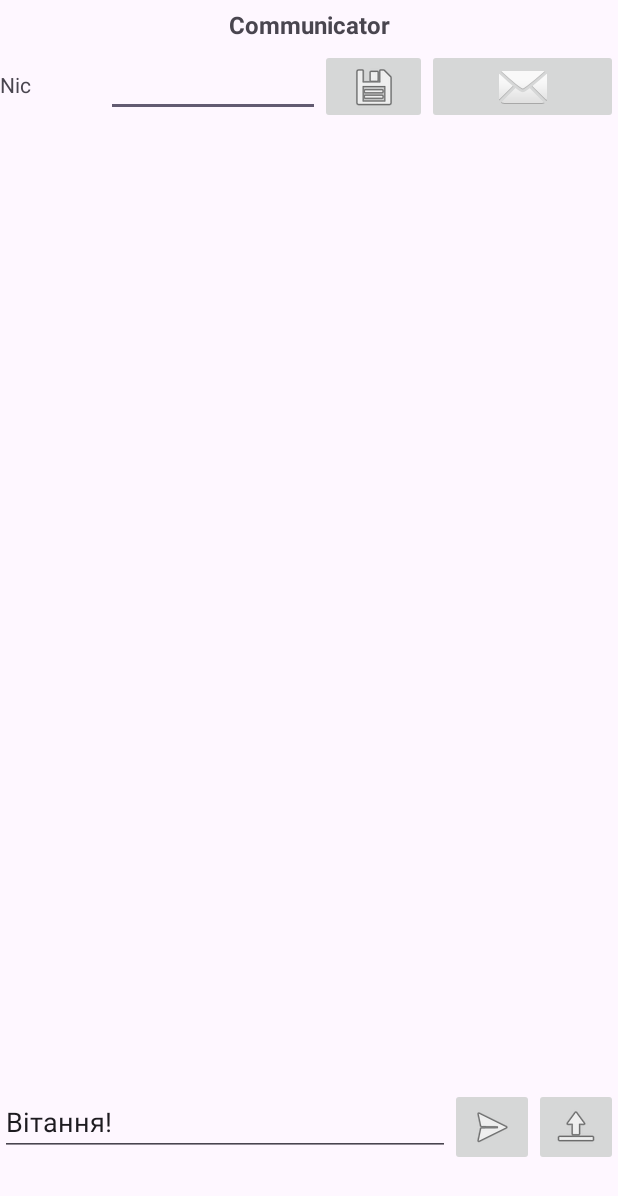
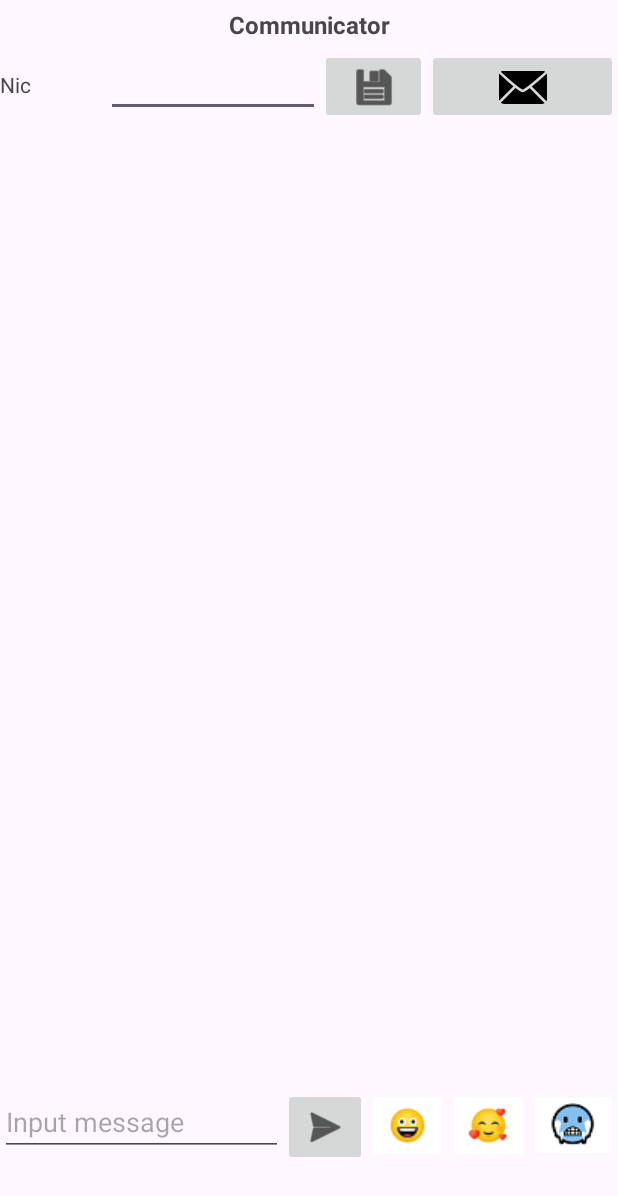
Before and after one commit to gorin197/ANDROID_SPU121, an Android app: the ChatActivity screen opened directly, with no data from a screen before it, on a phone screen of 412 x 824 dp. Shown: the top 1196 px of the screen. Run offline under Robolectric (Android 15) with nearby library versions, the phone set to English and light mode, and no system bars.

Commit message:
Android_HW_7

```diff
--- a/app/src/main/res/layout/activity_chat.xml
+++ b/app/src/main/res/layout/activity_chat.xml
@@ -11,13 +11,13 @@
         android:id="@+id/chat_tv_title"
         android:layout_width="match_parent"
         android:layout_height="0dp"
+        android:gravity="center"
         android:text="@string/chat_tv_title"
-        android:gravity="center"
         android:textSize="16sp"
         android:textStyle="bold"
-        app:layout_constraintHeight_percent="0.04"
         app:layout_constraintBottom_toBottomOf="parent"
         app:layout_constraintEnd_toEndOf="parent"
+        app:layout_constraintHeight_percent="0.04"
         app:layout_constraintStart_toStartOf="parent"
         app:layout_constraintTop_toTopOf="parent"
         app:layout_constraintVertical_bias="0.0" />
@@ -27,9 +27,9 @@
         android:layout_width="match_parent"
         android:layout_height="0dp"
         android:orientation="horizontal"
-        app:layout_constraintHeight_percent="0.06"
         app:layout_constraintBottom_toBottomOf="parent"
         app:layout_constraintEnd_toEndOf="parent"
+        app:layout_constraintHeight_percent="0.06"
         app:layout_constraintStart_toStartOf="parent"
         app:layout_constraintTop_toBottomOf="@+id/chat_tv_title"
         app:layout_constraintVertical_bias="0.0">
@@ -53,7 +53,8 @@
             android:layout_width="0dp"
             android:layout_height="wrap_content"
             android:layout_weight="1"
-            android:src="@android:drawable/ic_menu_save" />
+            android:src="@android:drawable/ic_menu_save"
+            app:tint="@color/black"/>
 
         <ImageButton
             android:id="@+id/imageView2"
@@ -61,60 +62,83 @@
             android:layout_height="match_parent"
             android:layout_weight="1"
             android:src="@android:drawable/ic_dialog_email"
-            />
-
+            app:tint="@color/black"/>
 
     </LinearLayout>
+
 
     <ScrollView
         android:id="@+id/chat_sv_container"
         android:layout_width="match_parent"
         android:layout_height="0dp"
-        app:layout_constraintHeight_percent="0.78"
         app:layout_constraintBottom_toBottomOf="parent"
         app:layout_constraintEnd_toEndOf="parent"
+        app:layout_constraintHeight_percent="0.78"
         app:layout_constraintStart_toStartOf="parent"
         app:layout_constraintTop_toBottomOf="@+id/linearLayout"
         app:layout_constraintVertical_bias="0.0">
+
         <LinearLayout
             android:id="@+id/chat_ll_container"
             android:layout_width="match_parent"
             android:layout_height="wrap_content"
-            android:orientation="vertical"/>
+            android:orientation="vertical" />
     </ScrollView>
 
-
     <LinearLayout
+        android:id="@+id/linearLayout2"
         android:layout_width="match_parent"
         android:layout_height="0dp"
         android:orientation="horizontal"
-        app:layout_constraintHeight_percent="0.08"
         app:layout_constraintBottom_toBottomOf="parent"
         app:layout_constraintEnd_toEndOf="parent"
+        app:layout_constraintHeight_percent="0.08"
         app:layout_constraintStart_toStartOf="parent"
         app:layout_constraintTop_toBottomOf="@+id/chat_sv_container"
         app:layout_constraintVertical_bias="0.0">
+
+
         <EditText
             android:id="@+id/chat_et_message"
             android:layout_width="0dp"
+            android:layout_height="wrap_content"
             android:layout_weight="1"
-            android:layout_height="wrap_content"
-            android:text="Вітання!"/>
+            android:hint="Input message" />
+
         <ImageButton
             android:id="@+id/chat_btn_send"
             android:layout_width="wrap_content"
             android:layout_height="wrap_content"
-            android:src="@android:drawable/ic_menu_send"/>
+            android:src="@android:drawable/ic_menu_send"
+            app:fabSize="normal"
+            app:tint="@color/black" />
 
         <ImageButton
-            android:id="@+id/chat_btn_attachments"
+            android:id="@+id/chat_btn_emoji_8"
             android:layout_width="wrap_content"
             android:layout_height="wrap_content"
-            android:backgroundTintMode="multiply"
+            android:backgroundTintMode="screen"
             android:defaultFocusHighlightEnabled="true"
-            android:src="@android:drawable/ic_menu_upload" />
-        />
+            android:src="@drawable/icons8" />
+
+        <ImageButton
+            android:id="@+id/chat_btn_emoji_7"
+            android:layout_width="wrap_content"
+            android:layout_height="wrap_content"
+            android:backgroundTintMode="screen"
+            android:defaultFocusHighlightEnabled="true"
+            android:src="@drawable/icons7" />
+
+        <ImageButton
+            android:id="@+id/chat_btn_emoji_6"
+            android:layout_width="wrap_content"
+            android:layout_height="wrap_content"
+            android:backgroundTintMode="screen"
+            android:defaultFocusHighlightEnabled="true"
+            android:src="@drawable/icons6" />
 
 
     </LinearLayout>
+
+
 </androidx.constraintlayout.widget.ConstraintLayout>
--- a/app/src/main/res/values/strings.xml
+++ b/app/src/main/res/values/strings.xml
@@ -49,6 +49,7 @@
     <string name="chat_tv_title">Communicator</string>
     <string name="chat_tv_nik">Nic</string>
     <string name="chat_et_nik">DNS</string>
+    <string name="chat_tv_smile">\U+1F600</string>
 
 
 </resources>
```
Also changed, not shown: app/src/main/java/step/learning/android_spu121/ChatActivity.java (+28 -8 lines), app/build.gradle (line endings or trailing spaces), app/src/main/res/drawable/icons10.png (added), app/src/main/res/drawable/icons11.png (added), app/src/main/res/drawable/icons12.png (added), app/src/main/res/drawable/icons6.png (added), app/src/main/res/drawable/icons7.png (added), app/src/main/res/drawable/icons8.png (added), app/src/main/res/drawable/icons9.png (added), build.gradle (line endings or trailing spaces).
